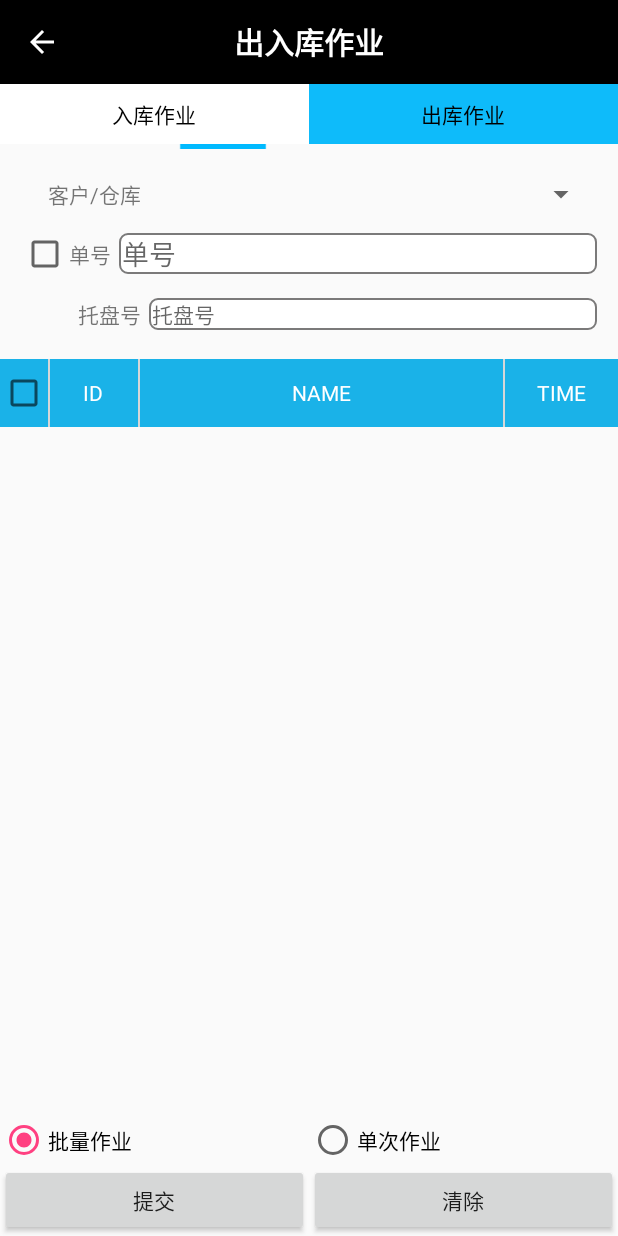
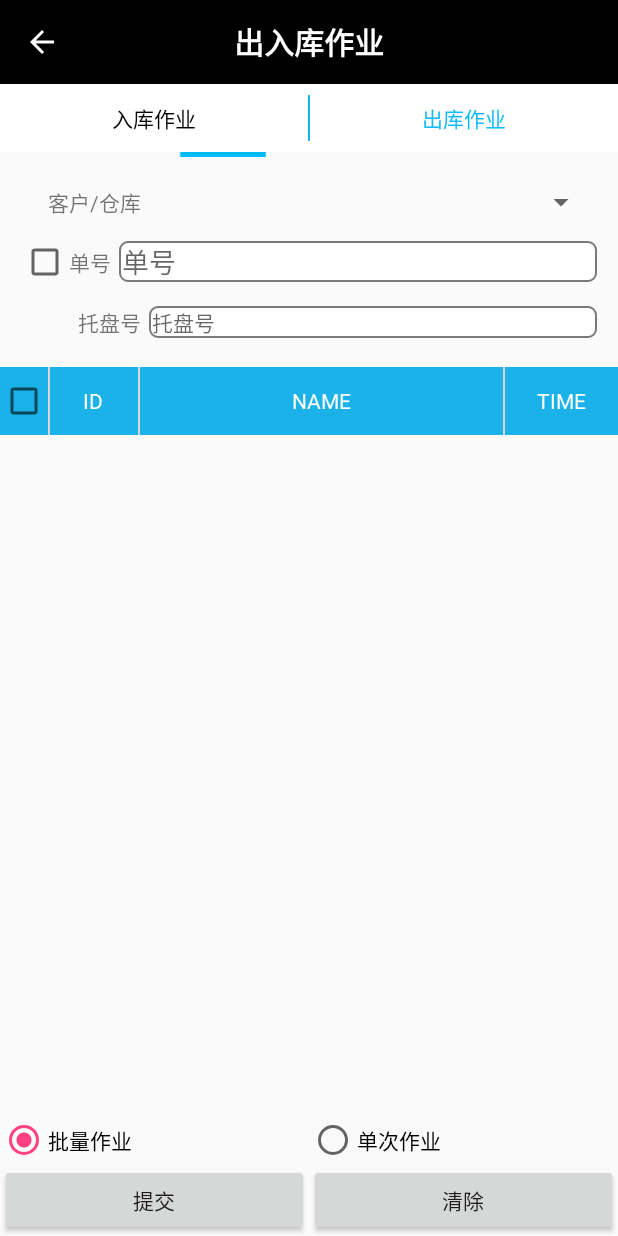
Before and after one commit to yzbbanban/LianTong, an Android app: the StockActivity screen opened directly, with no data from a screen before it, after a tap on "出库作业", on a phone screen of 412 x 824 dp. Run offline under Robolectric (Android 15) with nearby library versions, the light colour scheme and no system bars; our stand-ins replace ButterKnife; 5 statements that could not run were skipped.

Commit message:
修改切换效果

```diff
--- a/app/src/main/java/lt/riti/com/liantong/activity/StockActivity.java
+++ b/app/src/main/java/lt/riti/com/liantong/activity/StockActivity.java
@@ -115,7 +115,7 @@ public class StockActivity extends BaseActivity {
         viewPager.setCurrentItem(0);
         StockApplication.stockType = 0;//默认入库
         fg = fragments.get(0);
-        stockInLayout.setBackgroundColor(Color.parseColor("#0ebbfa"));
+        stockInLayout.setTextColor(Color.parseColor("#0ebbfa"));
         viewPager.addOnPageChangeListener(new MyOnPageChangeListener());
 
         //滚动条宽度
@@ -167,17 +167,16 @@ public class StockActivity extends BaseActivity {
             case R.id.stockInLayout:
                 fg = fragments.get(0);
                 viewPager.setCurrentItem(0);
-                stockInLayout.setBackgroundColor(Color.parseColor("#0ebbfa"));
-                stockOutLayout.setBackgroundColor(Color.WHITE);
                 StockApplication.stockType = 0;//入库
-
+                stockInLayout.setTextColor(Color.parseColor("#0ebbfa"));
+                stockOutLayout.setTextColor(Color.BLACK);
                 break;
             case R.id.stockOutLayout:
                 fg = fragments.get(1);
                 viewPager.setCurrentItem(1);
-                stockOutLayout.setBackgroundColor(Color.parseColor("#0ebbfa"));
-                stockInLayout.setBackgroundColor(Color.WHITE);
                 StockApplication.stockType = 1;//出库
+                stockInLayout.setTextColor(Color.BLACK);
+                stockOutLayout.setTextColor(Color.parseColor("#0ebbfa"));
                 break;
 
         }
@@ -198,15 +197,15 @@ public class StockActivity extends BaseActivity {
                 case 0:
                     fg = fragments.get(0);
                     animation = new TranslateAnimation(one, 0, 0, 0);
-                    stockInLayout.setBackgroundColor(Color.parseColor("#0ebbfa"));
-                    stockOutLayout.setBackgroundColor(Color.WHITE);
+                    stockInLayout.setTextColor(Color.parseColor("#0ebbfa"));
+                    stockOutLayout.setTextColor(Color.BLACK);
                     StockApplication.stockType = 0;//入库
                     break;
                 case 1:
                     fg = fragments.get(1);
                     animation = new TranslateAnimation(offset, one, 0, 0);
-                    stockOutLayout.setBackgroundColor(Color.parseColor("#0ebbfa"));
-                    stockInLayout.setBackgroundColor(Color.WHITE);
+                    stockInLayout.setTextColor(Color.BLACK);
+                    stockOutLayout.setTextColor(Color.parseColor("#0ebbfa"));
                     StockApplication.stockType = 1;//出库
                     break;
             }
--- a/app/src/main/res/layout/activity_store.xml
+++ b/app/src/main/res/layout/activity_store.xml
@@ -12,8 +12,10 @@
         <LinearLayout
             android:id="@+id/linearLayout"
             android:layout_width="match_parent"
-            android:layout_height="40dp"
-            android:background="#FFFFFF">
+            android:layout_height="@dimen/x30"
+            android:background="#FFFFFF"
+            android:paddingBottom="@dimen/x5"
+            android:paddingTop="@dimen/x5">
 
             <TextView
                 android:id="@+id/stockInLayout"
@@ -22,8 +24,15 @@
                 android:layout_weight="1"
                 android:gravity="center"
                 android:text="入库作业"
-                android:textColor="#000000"
+                android:textColor="@color/colorBlack"
                 android:textSize="14sp" />
+
+            <View
+                android:layout_width="@dimen/x1"
+                android:layout_height="match_parent"
+                android:background="@color/rfidUserShape"
+
+                ></View>
 
             <TextView
                 android:id="@+id/stockOutLayout"
@@ -32,7 +41,7 @@
                 android:layout_weight="1"
                 android:gravity="center"
                 android:text="出库作业"
-                android:textColor="#000000"
+                android:textColor="@color/colorBlack"
                 android:textSize="14sp" />
 
         </LinearLayout>
```
